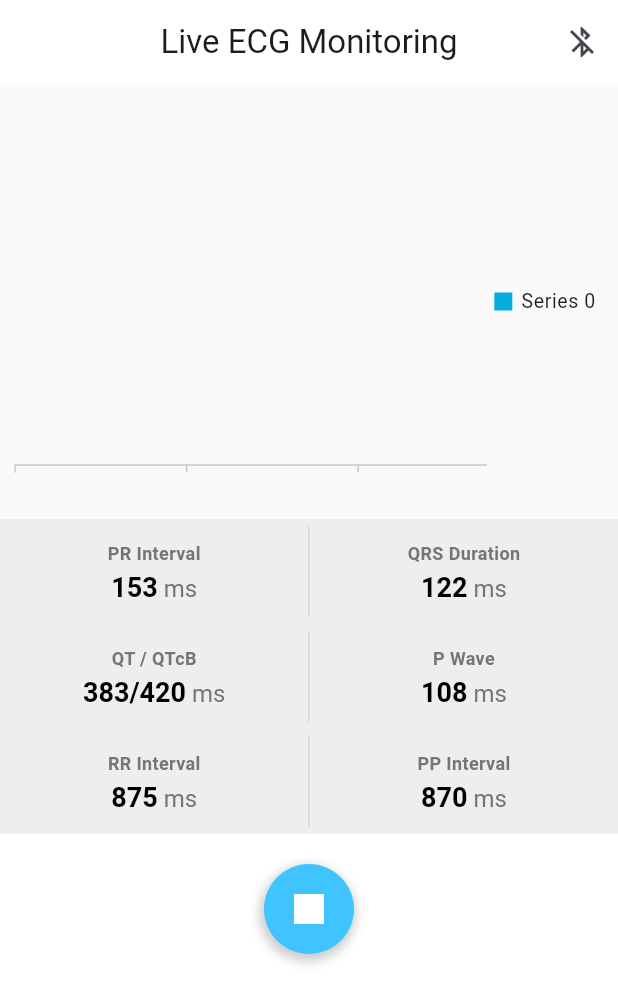
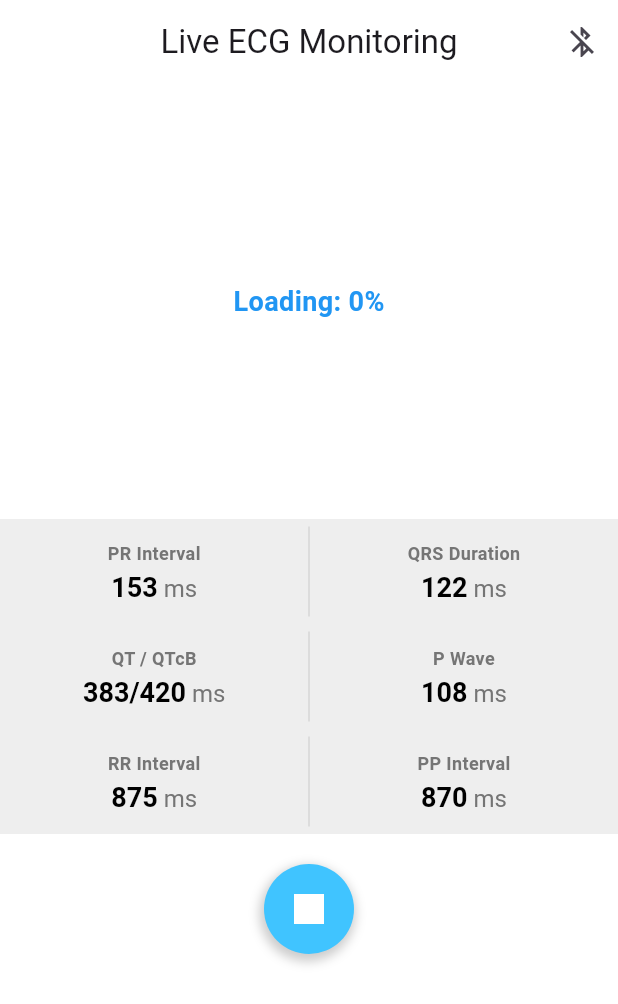
Before and after one commit to waleedahmd308/ecg_controller, a Flutter app: the screen it shows after launch, after a tap on the "stop" icon, on a phone screen of 412 x 824 dp. Shown: the top 1004 px of the screen. Run offline on Flutter 3.47's test engine with Material 3 defaults, Android fonts, the light colour scheme and no system bars; our stand-ins replace flutter_blue_plus, get, permission_handler, syncfusion_flutter_charts.

Commit message:
fix: added the loader progess in text form

```diff
--- a/lib/app/modules/home/controllers/home_controller.dart
+++ b/lib/app/modules/home/controllers/home_controller.dart
@@ -21,6 +21,8 @@ class HomeController extends GetxController {
   List<int> data=[];
 
   var shouldListen = false;
+
+  var startShowingGraph = false;
 
 
   var dataController= SecondSampleController();
@@ -53,6 +55,12 @@ class HomeController extends GetxController {
     });
   }
 
+
+  void toggleStartStop() {
+    startShowingGraph = !startShowingGraph;
+update();
+
+  }
   void showNoBlueToothDilouge(){
 
     if(FlutterBluePlus.isOn==false){
@@ -80,21 +88,22 @@ class HomeController extends GetxController {
     int endIndex = (index + 1) % maxTimeStamps;
     print('end $endIndex');
     print('start $startIndex');
+
+    print(yAxisValues.length);
     if (yAxisValues.length < maxTimeStamps) {
-      // Append new Y values until buffer is full
       yAxisValues.add(value);
-      chartColors.add(Colors.blue); // Default color for new data
+      chartColors.add(Colors.blue);
     } else {
-      // Overwrite only the Y-axis value and update the index
       yAxisValues[index] = value;
       index = (index + 1) % maxTimeStamps;
     }
 
-    // Keep only the latest `maxWindowSize` data points
     if (chartData.length > maxTimeStamps  ) {
       chartData.removeRange(0, chartData.length - maxTimeStamps);
     }
 
+
+    //for color
     for (int i = 10; i < yAxisValues.length; i++) {
       if ((startIndex <= endIndex && i >= startIndex && i <= endIndex) ||
           (startIndex > endIndex && (i >= startIndex || i <= endIndex))) {
--- a/lib/app/modules/home/views/home_view.dart
+++ b/lib/app/modules/home/views/home_view.dart
@@ -1,5 +1,5 @@
 import 'package:e_c_g_blue_tooth/app/modules/home/controllers/home_controller.dart';
-import 'package:e_c_g_blue_tooth/app/modules/home/views/home_stop_start_button.dart';
+import 'package:e_c_g_blue_tooth/app/modules/home/views/widgets/home_stop_start_button.dart';
 import 'package:e_c_g_blue_tooth/app/modules/home/views/widgets/graph_dashboard.dart';
 import 'package:flutter/material.dart';
 import 'package:get/get.dart';
@@ -36,53 +36,49 @@ class HomeView extends StatelessWidget {
         mainAxisAlignment: MainAxisAlignment.start,
         crossAxisAlignment: CrossAxisAlignment.center,
         children: [
-          // GetBuilder<HomeController>(
-          //     init: ecgController,
-          //     builder: (controller) {
-          //       return ecgController.data.length>0? Center(
-          //           child:   Text('Received data: ${utf8.decode(ecgController.data)}')
-          //       ):Container();
-          //     }
-          // ),
-          // SizedBox(
-          //   height: 50,
-          //   ),
-          Container(
+          ecgGraphWidget(context),
+          DashBoardIcons(),
+          HomeStopStartButton(),
+        ],
+      ),
+    );
+  }
+
+  Container ecgGraphWidget(BuildContext context) {
+    return  Container(
             height: 290,
-              decoration: BoxDecoration(
-                //add shadow
-                boxShadow: [
-                  // BoxShadow(
-                  //   color: Colors.black.withOpacity(0.1),
-                  //   spreadRadius: 10,
-                  //   blurRadius: 10,
-                  //   offset: Offset(-1, 10), // changes position of shadow
-                  // ),
-                ],
-                // borderRadius: BorderRadius.circular(20),
-                color: Colors.white,
-              ),
-              //color: Colors.grey[200],
             width: MediaQuery.of(context).size.width,
             child: GetBuilder(
               init: ecgController,
               builder: (HomeController controller) {
-                  double lastTimestampOfCurrent =
-                      controller.chartData.isNotEmpty
-                          ? controller.chartData.last.timestamp
-                          : 0;
+                int currentDataCount = ecgController.yAxisValues.length;
+                double percentage = (currentDataCount / ecgController.maxTimeStamps) * 100;
 
-                  return Container(
+                print("Current data count: $currentDataCount");
+                print("Max data count: ${percentage}");
+
+                return
+                  currentDataCount<ecgController.maxTimeStamps?Container(
+                    height: 290,
+                    width: MediaQuery.of(context).size.width,
+                    child: Center(
+                      child: Text(
+                        "Loading: ${percentage.toStringAsFixed(0)}%",
+                        style: TextStyle(
+                          fontSize: 18,
+                          fontWeight: FontWeight.bold,
+                          color: Colors.blue,
+                        ),
+                      ),
+                    ),
+                  ):Container(
                   height: 180,
                   width: MediaQuery.of(context).size.width,
                   decoration: BoxDecoration(
                     color: Colors.grey[50]!,
                     //border: Border.all(color: Colors.grey[300]!),
                   ),
-                    child: Stack(
-                      children: [
-                        Positioned.fill(
-                          child: SfCartesianChart(
+                  child:ecgController.startShowingGraph? SfCartesianChart(
                     backgroundColor:
                         Colors.transparent, // No background here
                     borderWidth: 0.0,
@@ -122,18 +118,14 @@ class HomeView extends StatelessWidget {
                             getPointColor(index),
                       ),
                     ],
+                  ):Container(
+                    child: Center(
+                      child: Text("Press Start to view ECG Graph"),
                     ),
-                        ),
-                      ],
                   ),
                 );
               },
-              )),
-          DashBoardIcons(),
-          HomeStopStartButton(),
-        ],
-      ),
-    );
+            ));
   }
 
   Color getPointColor(int index) {
--- a/lib/app/modules/home/views/home_stop_start_button.dart
+++ b/lib/app/modules/home/views/widgets/home_stop_start_button.dart
@@ -1,15 +1,22 @@
 import 'package:flutter/material.dart';
+import 'package:get/get.dart';
+
+import '../../controllers/home_controller.dart';
 
 class HomeStopStartButton extends StatelessWidget {
   const HomeStopStartButton({
     super.key,
   });
 
+
   @override
   Widget build(BuildContext context) {
+
+    var ecgController = Get.find<HomeController>();
     return GestureDetector(
       onTap: () {
-        // ecgController.timer.cancel();
+         ecgController.toggleStartStop();
+
       },
       child: Container(
         width: 60,
```
Lines whose indentation alone changed are shown as unchanged.
